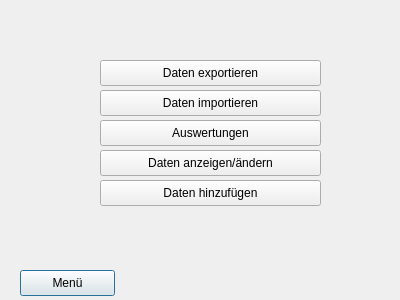
Qt form src/bolusGUI/datadlg.ui (dreamshader/bolus) before a commit.
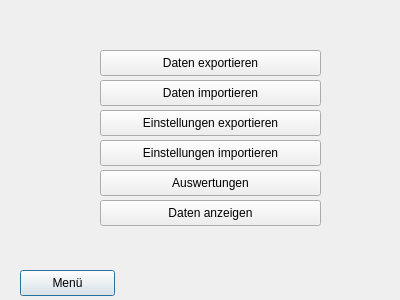
The same form after that commit.

The edit to the form file:
```diff
--- a/src/bolusGUI/datadlg.ui
+++ b/src/bolusGUI/datadlg.ui
@@ -33,7 +33,7 @@
    <property name="geometry">
     <rect>
      <x>100</x>
-     <y>60</y>
+     <y>50</y>
      <width>221</width>
      <height>26</height>
     </rect>
@@ -46,7 +46,7 @@
    <property name="geometry">
     <rect>
      <x>100</x>
-     <y>90</y>
+     <y>80</y>
      <width>221</width>
      <height>26</height>
     </rect>
@@ -59,7 +59,7 @@
    <property name="geometry">
     <rect>
      <x>100</x>
-     <y>120</y>
+     <y>170</y>
      <width>221</width>
      <height>26</height>
     </rect>
@@ -72,26 +72,39 @@
    <property name="geometry">
     <rect>
      <x>100</x>
-     <y>150</y>
+     <y>200</y>
      <width>221</width>
      <height>26</height>
     </rect>
    </property>
    <property name="text">
-    <string>Daten anzeigen/ändern</string>
+    <string>Daten anzeigen</string>
    </property>
   </widget>
   <widget class="QPushButton" name="btnDataAdd">
    <property name="geometry">
     <rect>
      <x>100</x>
-     <y>180</y>
+     <y>140</y>
      <width>221</width>
      <height>26</height>
     </rect>
    </property>
    <property name="text">
-    <string>Daten hinzufügen</string>
+    <string>Einstellungen importieren</string>
+   </property>
+  </widget>
+  <widget class="QPushButton" name="btnSettingsExport">
+   <property name="geometry">
+    <rect>
+     <x>100</x>
+     <y>110</y>
+     <width>221</width>
+     <height>26</height>
+    </rect>
+   </property>
+   <property name="text">
+    <string>Einstellungen exportieren</string>
    </property>
   </widget>
  </widget>
```
Left out of the diff: 2 changed lines with no effect on the pictures.
